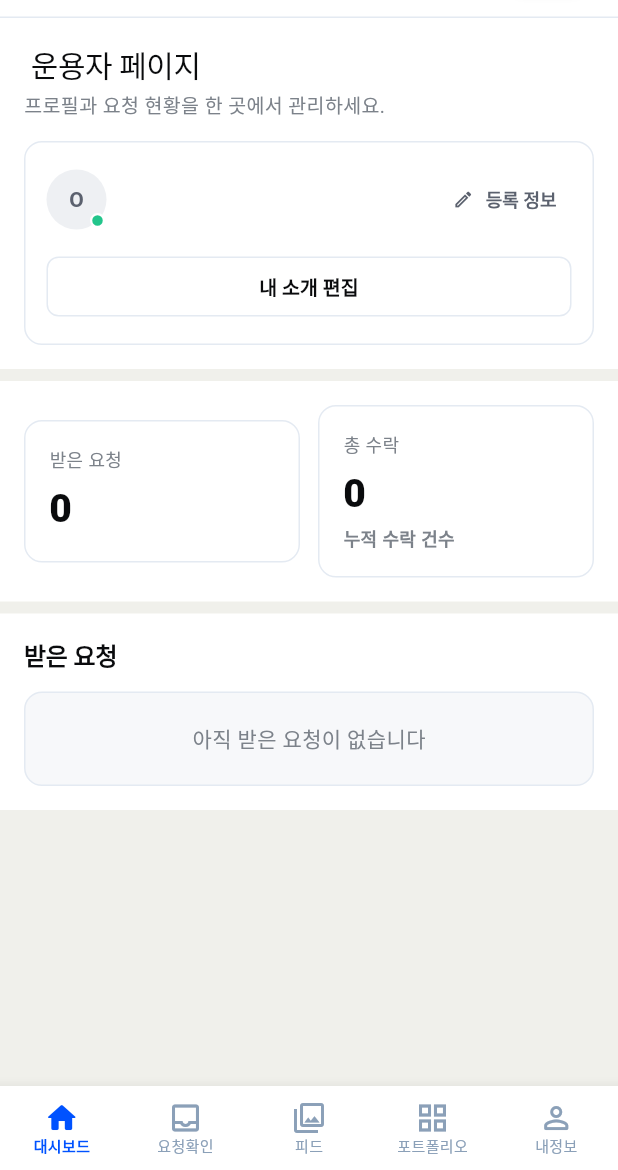
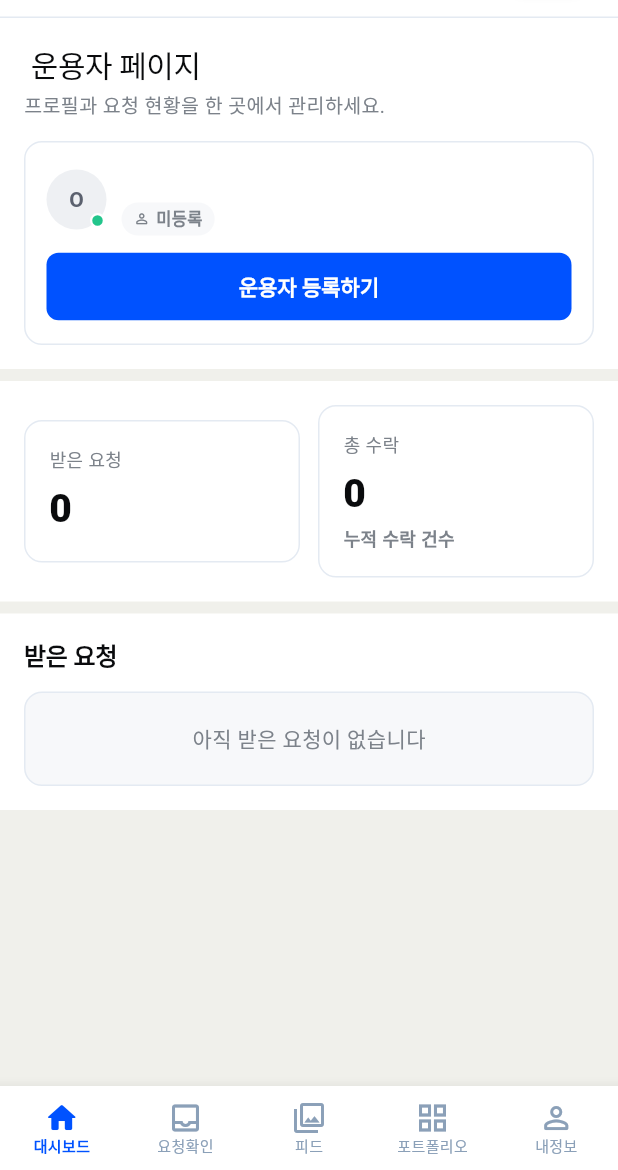
Before and after one commit to FLIP-DRAME/client, a Flutter app: the DrameHomePage screen opened by its route, after a tap on "운용자", on a phone screen of 412 x 824 dp, the part 66-1236 px from its top. Run offline on Flutter 3.47's test engine with Material 3 defaults, Android fonts, the phone set to English and light mode, and no system bars; our stand-ins replace firebase_core, firebase_messaging, flutter_dotenv, flutter_local_notifications, flutter_riverpod, flutter_svg and 3 more; missing offline and left inert: dart:js_interop; accounts and stored records are empty; Roboto replaces fonts that are missing (Pretendard).

Commit message:
Add operator status chip and registration CTA to mobile dashboard
- Show blue 운용자 등록하기 button on dashboard when operator not registered
- Show 내 소개 편집 button only when operator is registered
- Add _MobileOperatorStatusChip to dashboard and 내 정보 tab
- Chip shows 인증됨 / 확인중 / 인증안됨 / 미등록 based on review status

Co-Authored-By: Claude Sonnet 4.6 <noreply@anthropic.com>

```diff
--- a/lib/feat/main/view/component/mobile_redesign_component.dart
+++ b/lib/feat/main/view/component/mobile_redesign_component.dart
@@ -1751,9 +1751,12 @@ class _OperatorDashboardTab extends StatelessWidget {
                                         color: Color(0xFF7C828A),
                                       ),
                                     ),
-                                ],
-                              ),
-                            ),
+                                  const SizedBox(height: 6),
+                                  _MobileOperatorStatusChip(store: store),
+                                ],
+                              ),
+                            ),
+                            if (store.operatorRegistrationCompleted)
                               TextButton.icon(
                                 onPressed: () => context.go('/operator/mypage'),
                                 icon: const Icon(Icons.edit_outlined, size: 14),
@@ -1776,15 +1779,20 @@ class _OperatorDashboardTab extends StatelessWidget {
                         const SizedBox(height: 10),
                         SizedBox(
                           width: double.infinity,
-                          child: OutlinedButton(
+                          child: store.operatorRegistrationCompleted
+                              ? OutlinedButton(
                                   onPressed: () => context.go('/operator/mypage'),
                                   style: OutlinedButton.styleFrom(
                                     foregroundColor: const Color(0xFF0A0B0D),
-                              side: const BorderSide(color: Color(0xFFE4EAF2)),
+                                    side: const BorderSide(
+                                      color: Color(0xFFE4EAF2),
+                                    ),
                                     shape: RoundedRectangleBorder(
                                       borderRadius: BorderRadius.circular(8),
                                     ),
-                              padding: const EdgeInsets.symmetric(vertical: 10),
+                                    padding: const EdgeInsets.symmetric(
+                                      vertical: 10,
+                                    ),
                                     textStyle: const TextStyle(
                                       fontFamily: 'Pretendard',
                                       fontSize: 13,
@@ -1792,6 +1800,26 @@ class _OperatorDashboardTab extends StatelessWidget {
                                     ),
                                   ),
                                   child: const Text('내 소개 편집'),
+                                )
+                              : FilledButton(
+                                  onPressed: () =>
+                                      context.push('/pilot/register'),
+                                  style: FilledButton.styleFrom(
+                                    backgroundColor: _primary,
+                                    foregroundColor: Colors.white,
+                                    shape: RoundedRectangleBorder(
+                                      borderRadius: BorderRadius.circular(8),
+                                    ),
+                                    padding: const EdgeInsets.symmetric(
+                                      vertical: 12,
+                                    ),
+                                    textStyle: const TextStyle(
+                                      fontFamily: 'Pretendard',
+                                      fontSize: 14,
+                                      fontWeight: FontWeight.w700,
+                                    ),
+                                  ),
+                                  child: const Text('운용자 등록하기'),
                                 ),
                         ),
                       ],
@@ -2226,6 +2254,8 @@ class _OperatorMyPageMobileTab extends StatelessWidget {
                               color: Color(0xFF7C828A),
                             ),
                           ),
+                        const SizedBox(height: 6),
+                        _MobileOperatorStatusChip(store: store),
                       ],
                     ),
                   ),
@@ -3312,3 +3342,81 @@ class _ReqMetaRow extends StatelessWidget {
     );
   }
 }
+
+// ─── Operator Status Chip ─────────────────────────────────────────────────────
+
+class _MobileOperatorStatusChip extends StatelessWidget {
+  const _MobileOperatorStatusChip({required this.store});
+
+  final DrameStore store;
+
+  @override
+  Widget build(BuildContext context) {
+    final (label, bg, fg, icon) = _chipStyle();
+    return Row(
+      mainAxisSize: MainAxisSize.min,
+      children: <Widget>[
+        Container(
+          padding: const EdgeInsets.symmetric(horizontal: 8, vertical: 3),
+          decoration: BoxDecoration(
+            color: bg,
+            borderRadius: BorderRadius.circular(999),
+          ),
+          child: Row(
+            mainAxisSize: MainAxisSize.min,
+            children: <Widget>[
+              Icon(icon, size: 11, color: fg),
+              const SizedBox(width: 4),
+              Text(
+                label,
+                style: TextStyle(
+                  fontFamily: 'Pretendard',
+                  fontSize: 11,
+                  fontWeight: FontWeight.w700,
+                  color: fg,
+                ),
+              ),
+            ],
+          ),
+        ),
+      ],
+    );
+  }
+
+  (String, Color, Color, IconData) _chipStyle() {
+    if (!store.operatorRegistrationCompleted) {
+      return (
+        '미등록',
+        const Color(0xFFF7F8FA),
+        const Color(0xFF7C828A),
+        Icons.person_outline_rounded,
+      );
+    }
+    return switch (store.operatorReviewStatus) {
+      'approved' => (
+        '인증됨',
+        const Color(0xFFE8F9F1),
+        const Color(0xFF05B169),
+        Icons.verified_rounded,
+      ),
+      'pending_review' => (
+        '확인중',
+        const Color(0xFFFFF7E6),
+        const Color(0xFFD97706),
+        Icons.schedule_rounded,
+      ),
+      'rejected' => (
+        '인증안됨',
+        const Color(0xFFFFF0F0),
+        const Color(0xFFDC2626),
+        Icons.cancel_outlined,
+      ),
+      _ => (
+        '확인중',
+        const Color(0xFFFFF7E6),
+        const Color(0xFFD97706),
+        Icons.schedule_rounded,
+      ),
+    };
+  }
+}
```
Lines whose indentation alone changed are shown as unchanged.
